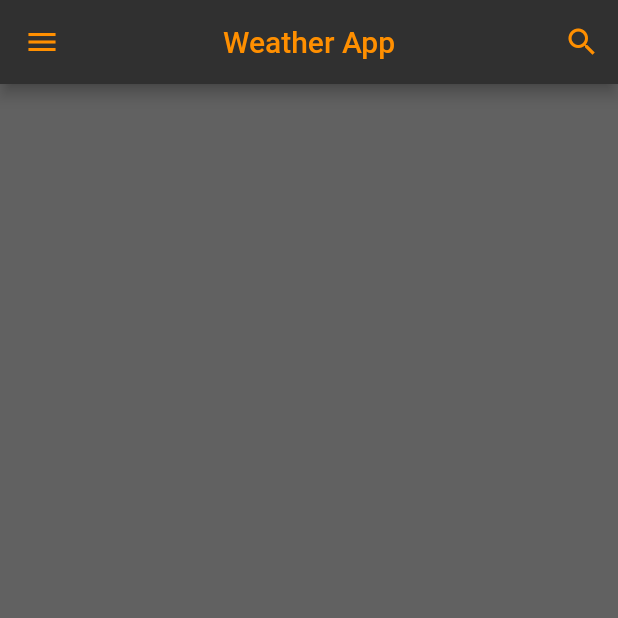
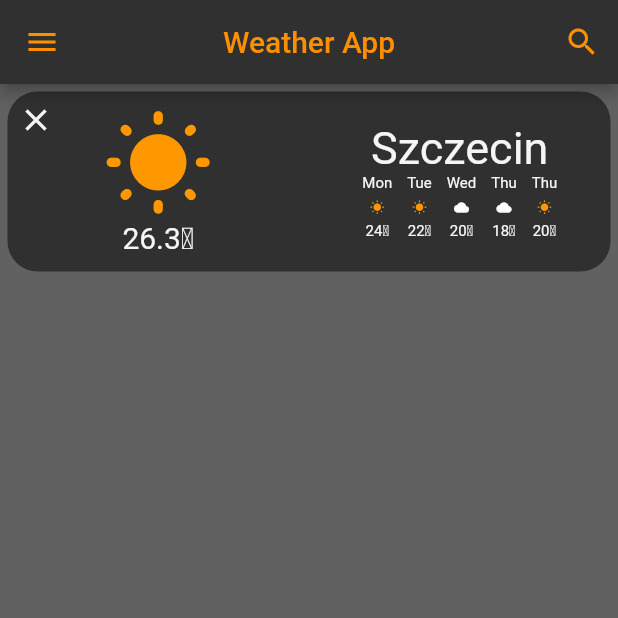
Before and after one commit to ElBucze/FlutterTrainingApps, a Flutter app: the screen it shows after launch, on a phone screen of 412 x 824 dp, the top half of it. Run offline on Flutter 3.47's test engine with Material 2 defaults, Android fonts, the phone set to English and light mode, and no system bars.

Commit message:
Adding WeatherBlock UI design

```diff
--- a/WeatherApp/weather_app/lib/main.dart
+++ b/WeatherApp/weather_app/lib/main.dart
@@ -1,5 +1,6 @@
 import 'package:flutter/material.dart';
 
+import './weather_block.dart';
 void main() {
   runApp(const MyApp());
 }
@@ -29,16 +30,16 @@ class MyHomePage extends StatefulWidget {
 }
 
 class _MyHomePageState extends State<MyHomePage> {
-  int _counter = 0;
+  int activeFields = 0;
 
   void _incrementCounter() {
     setState(() {
       // This call to setState tells the Flutter framework that something has
       // changed in this State, which causes it to rerun the build method below
       // so that the display can reflect the updated values. If we changed
-      // _counter without calling setState(), then the build method would not be
+      // activeFields without calling setState(), then the build method would not be
       // called again, and so nothing would appear to happen.
-      _counter++;
+      activeFields++;
     });
   }
 
@@ -64,6 +65,7 @@ class _MyHomePageState extends State<MyHomePage> {
       body:  Column(
        crossAxisAlignment: CrossAxisAlignment.center,
        children: [
+         WeatherBlock(Icons.wb_sunny_rounded, 'Szczecin', '26.3℃')
 
        ]
 
--- /dev/null
+++ b/WeatherApp/weather_app/lib/next_day_block.dart
@@ -0,0 +1,25 @@
+import 'package:flutter/material.dart';
+import 'package:intl/intl.dart';
+
+Widget nextDay(DateTime day, IconData icon , Color c, String temperature){
+  return Container(
+    margin: EdgeInsets.fromLTRB(5, 0, 5, 0),
+    height: 45.0,
+    child: Column(
+      crossAxisAlignment: CrossAxisAlignment.center,
+      mainAxisAlignment: MainAxisAlignment.center,
+      children:[
+        Text(DateFormat(DateFormat.ABBR_WEEKDAY).format(day),style:TextStyle(fontSize: 10, color: Colors.grey[100])),
+        SizedBox( height: 5.0,),
+        Icon(
+          icon,
+          size: 10.0,
+          color: c,
+        ),
+        SizedBox( height: 5.0,),
+        Text(temperature,style:TextStyle(fontSize: 10, color: Colors.grey[100]))
+      ]
+
+    ),
+  );
+}
--- /dev/null
+++ b/WeatherApp/weather_app/lib/weather_block.dart
@@ -0,0 +1,77 @@
+
+import "package:flutter/material.dart";
+import './next_day_block.dart';
+
+class WeatherBlock extends StatelessWidget {
+  String location;
+  String temperature;
+  IconData icon;
+  WeatherBlock(this.icon,this.location,this.temperature,);
+
+
+  @override
+  Widget build(BuildContext context) {
+
+
+    return Container(
+      width: double.infinity,
+      height: 120.0,
+      margin: EdgeInsets.all(5.0),
+      decoration: BoxDecoration(
+        color: Colors.grey[850],
+        shape: BoxShape.rectangle,
+        borderRadius: BorderRadius.all(Radius.circular(20.0))
+      ),
+      child:
+      Stack(
+        children:[
+       Row(
+        mainAxisAlignment: MainAxisAlignment.center,
+        crossAxisAlignment: CrossAxisAlignment.center,
+        children:
+        [Expanded(child: Column(
+           mainAxisAlignment: MainAxisAlignment.center,
+           crossAxisAlignment: CrossAxisAlignment.center,
+           children:[
+            Icon(
+            icon,
+            color: Colors.orange,
+            size: 75.0,),
+          Text(
+            temperature,
+            textAlign: TextAlign.center,
+            style: TextStyle(fontSize: 20.0, fontFamily: 'Roboto',color: Colors.grey[100],),
+            )])),
+          Expanded(
+            child:
+            Column(
+              mainAxisAlignment: MainAxisAlignment.center,
+              crossAxisAlignment: CrossAxisAlignment.center,
+              children:[
+             Text(
+              location,
+              textAlign: TextAlign.center,
+              style: TextStyle( fontSize: 30.0, fontFamily: 'Roboto',color: Colors.grey[100],),),
+             Row(
+               mainAxisAlignment: MainAxisAlignment.center,
+               crossAxisAlignment: CrossAxisAlignment.center,
+               children:[
+              // for(var i; i<5; i++){
+                  nextDay(DateTime.now().add(Duration(days: 1)),Icons.wb_sunny_rounded , Colors.orange, "24℃"),
+                  nextDay(DateTime.now().add(Duration(days: 2)),Icons.wb_sunny_rounded , Colors.orange, "22℃"),
+                  nextDay(DateTime.now().add(Duration(days: 3)),Icons.wb_cloudy, Colors.white, "20℃"),
+                  nextDay(DateTime.now().add(Duration(days: 4)),Icons.wb_cloudy , Colors.white, "18℃"),
+                  nextDay(DateTime.now().add(Duration(days: 4)),Icons.wb_sunny_rounded , Colors.orange, "20℃"),
+
+               //}
+               ])])),],),
+               Positioned(
+                top:-5.0,
+                left: -5.0,
+                child: IconButton(
+                  icon: Icon(Icons.close),
+                  color: Colors.grey[100],
+                  onPressed: (){},))
+        ]));
+  }
+}
--- a/WeatherApp/weather_app/pubspec.yaml
+++ b/WeatherApp/weather_app/pubspec.yaml
@@ -3,7 +3,7 @@ description: A new Flutter project.
 
 # The following line prevents the package from being accidentally published to
 # pub.dev using `flutter pub publish`. This is preferred for private packages.
-publish_to: 'none' # Remove this line if you wish to publish to pub.dev
+publish_to: "none" # Remove this line if you wish to publish to pub.dev
 
 # The following defines the version and build number for your application.
 # A version number is three numbers separated by dots, like 1.2.43
@@ -30,10 +30,10 @@ dependencies:
   flutter:
     sdk: flutter
 
-
   # The following adds the Cupertino Icons font to your application.
   # Use with the CupertinoIcons class for iOS style icons.
   cupertino_icons: ^1.0.2
+  intl: ^0.17.0
 
 dev_dependencies:
   flutter_test:
@@ -51,7 +51,6 @@ dev_dependencies:
 
 # The following section is specific to Flutter.
 flutter:
-
   # The following line ensures that the Material Icons font is
   # included with your application, so that you can use the icons in
   # the material Icons class.
```
Also changed, not shown: WeatherApp/weather_app/pubspec.lock.
